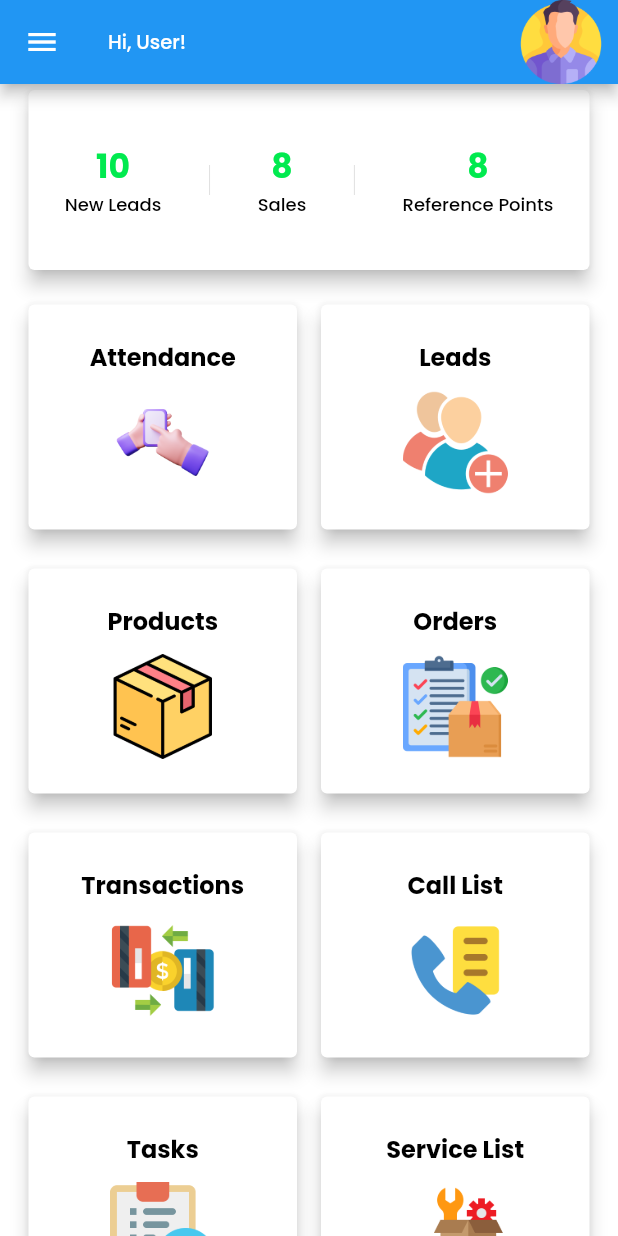
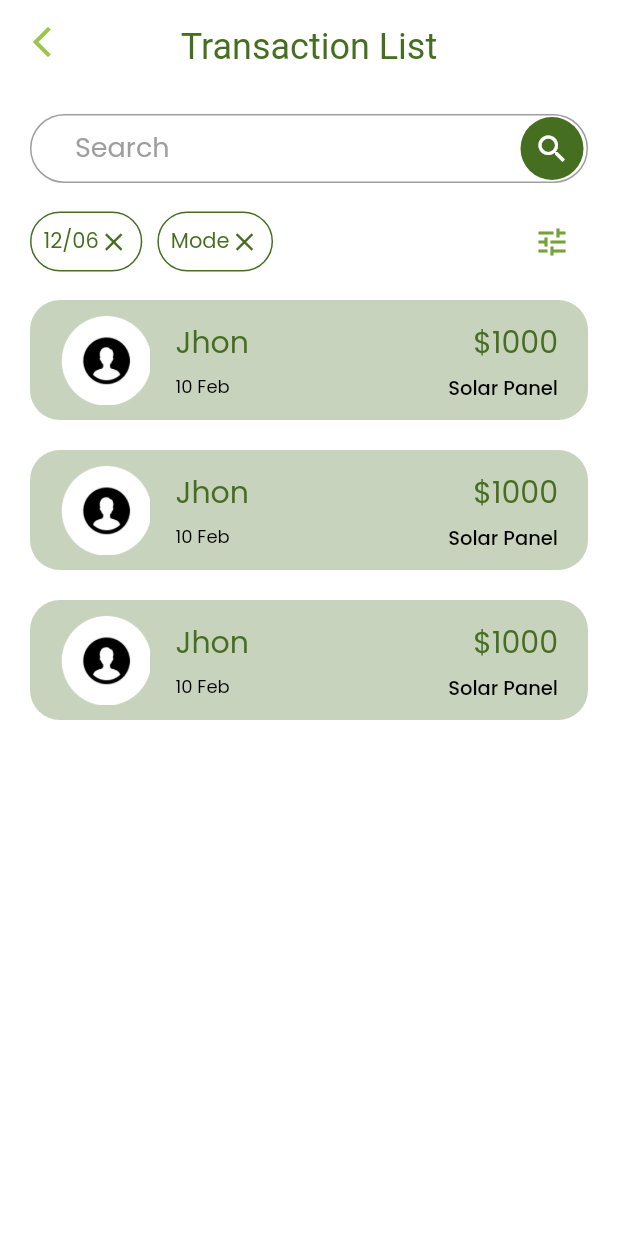
Before and after one commit to Acube-Innovation/Madathil-Mobile-App, a Flutter app: the screen it shows after launch, after a tap on "Transactions", on a phone screen of 412 x 824 dp. Run offline on Flutter 3.47's test engine with Material 3 defaults, Android fonts, the phone set to English and light mode, and no system bars; our stand-ins replace dio, flutter_screenutil, flutter_svg, hive, shimmer; accounts and stored records are empty.

Commit message:
payment screens

```diff
--- a/lib/view/screens/homepage/homepage.dart
+++ b/lib/view/screens/homepage/homepage.dart
@@ -4,6 +4,7 @@ import 'package:madathil/app_images.dart';
 import 'package:madathil/view/screens/attendance/attendance.dart';
 import 'package:madathil/view/screens/homepage/components/drawer_widget.dart';
 import 'package:madathil/view/screens/homepage/components/home_item_widget.dart';
+import 'package:madathil/view/screens/transactions/transaction_list.dart';
 
 class HomePage extends StatelessWidget {
   const HomePage({super.key});
@@ -164,7 +165,13 @@ class HomePage extends StatelessWidget {
                 HomeItemWidget(
                   image: AppImages.transactionsImage,
                   title: "Transactions",
-                  onTap: () {},
+                  onTap: () {
+                    Navigator.push(
+                        context,
+                        MaterialPageRoute(
+                          builder: (context) => const TransactionList(),
+                        ));
+                  },
                 ),
                 const SizedBox(width: 8),
                 HomeItemWidget(
--- /dev/null
+++ b/lib/view/screens/transactions/transaction_list.dart
@@ -0,0 +1,219 @@
+import 'package:flutter/material.dart';
+import 'package:madathil/utils/color/app_colors.dart';
+import 'package:madathil/view/screens/common_widgets/custom_appbarnew.dart';
+import 'package:madathil/view/screens/transactions/transaction_details.dart';
+import 'package:madathil/view/screens/transactions/widgets/transaction_filter.dart';
+import 'package:madathil/view/screens/transactions/widgets/transaction_item.dart';
+
+class TransactionList extends StatefulWidget {
+  const TransactionList({super.key});
+
+  @override
+  State<TransactionList> createState() => _TransactionListState();
+}
+
+class _TransactionListState extends State<TransactionList> {
+  @override
+  Widget build(BuildContext context) {
+    bool FilterOn = false;
+    return Scaffold(
+      appBar: CustomAppBar(
+        leading: GestureDetector(
+          onTap: () {
+            Navigator.pop(context);
+          },
+          child: const Icon(
+            Icons.arrow_back_ios_new,
+            color: AppColors.secondaryColor,
+          ),
+        ),
+        title: Text(
+          "Transaction List",
+          style: Theme.of(context).textTheme.headlineSmall!.copyWith(
+                height: 1.7,
+                color: AppColors.primeryColor,
+              ),
+        ),
+      ),
+      body: Padding(
+        padding: const EdgeInsets.all(20.0),
+        child: Column(
+          children: [
+            SizedBox(
+              height: 46,
+              child: TextField(
+                decoration: InputDecoration(
+                  contentPadding: const EdgeInsets.only(left: 30),
+                  suffixIcon: Container(
+                      margin: EdgeInsets.all(2),
+                      decoration: const BoxDecoration(
+                        shape: BoxShape.circle,
+                        color: AppColors.primeryColor,
+                      ),
+                      child: const Icon(
+                        Icons.search,
+                        color: Colors.white,
+                      )),
+                  enabled: true,
+                  disabledBorder: OutlineInputBorder(
+                    borderRadius: const BorderRadius.all(Radius.circular(5.0)),
+                    borderSide: BorderSide(color: AppColors.black!),
+                  ),
+                  border: const OutlineInputBorder(
+                    borderRadius: BorderRadius.all(Radius.circular(25.0)),
+                    borderSide: BorderSide(color: AppColors.grey, width: 1),
+                  ),
+                  enabledBorder: const OutlineInputBorder(
+                    borderRadius: BorderRadius.all(Radius.circular(25.0)),
+                    borderSide: BorderSide(color: AppColors.grey, width: 1),
+                  ),
+                  focusedBorder: const OutlineInputBorder(
+                    borderRadius: BorderRadius.all(Radius.circular(25.0)),
+                    borderSide:
+                        BorderSide(color: AppColors.primeryColor, width: 1),
+                  ),
+                  errorBorder: OutlineInputBorder(
+                    borderRadius: const BorderRadius.all(Radius.circular(25.0)),
+                    borderSide: BorderSide(color: AppColors.red!),
+                  ),
+                  hintText: "Search",
+                  counterText: "",
+                  hintStyle: const TextStyle(
+                    // fontFamily: "SF Pro Display",
+                    fontSize: 18,
+                    fontWeight: FontWeight.w400,
+                    height: 1.275,
+                    color: AppColors.grey,
+                  ),
+                ),
+              ),
+            ),
+            const SizedBox(
+              height: 15,
+            ),
+            // FilterOn == false
+            //     ? Row(
+            //         mainAxisAlignment: MainAxisAlignment.end,
+            //         children: [
+            //           IconButton(
+            //             onPressed: () {
+            //               setState(() {
+            //                 FilterOn = true;
+            //               });
+            //             },
+            //             icon: const Icon(
+            //               Icons.tune,
+            //               color: AppColors.territoryColor,
+            //             ),
+            //           )
+            //         ],
+            //       )
+            //     :
+            Row(
+              mainAxisAlignment: MainAxisAlignment.spaceBetween,
+              children: [
+                Row(
+                  children: [
+                    Container(
+                      padding: EdgeInsets.symmetric(horizontal: 8),
+                      height: 40,
+                      decoration: BoxDecoration(
+                          border: Border.all(color: AppColors.primeryColor),
+                          borderRadius: BorderRadius.all(Radius.circular(20))),
+                      child: Row(
+                        mainAxisAlignment: MainAxisAlignment.center,
+                        children: [
+                          Text(
+                            '12/06',
+                            style: Theme.of(context)
+                                .textTheme
+                                .bodyMedium!
+                                .copyWith(
+                                  color: AppColors.primeryColor,
+                                ),
+                          ),
+                          const Icon(
+                            Icons.close,
+                            size: 20,
+                            color: AppColors.primeryColor,
+                          )
+                        ],
+                      ),
+                    ),
+                    SizedBox(
+                      width: 10,
+                    ),
+                    Container(
+                      padding: EdgeInsets.symmetric(horizontal: 8),
+                      height: 40,
+                      decoration: BoxDecoration(
+                          border: Border.all(color: AppColors.primeryColor),
+                          borderRadius: BorderRadius.all(Radius.circular(20))),
+                      child: Row(
+                        mainAxisAlignment: MainAxisAlignment.center,
+                        children: [
+                          Text(
+                            'Mode',
+                            style: Theme.of(context)
+                                .textTheme
+                                .bodyMedium!
+                                .copyWith(
+                                  color: AppColors.primeryColor,
+                                ),
+                          ),
+                          Icon(
+                            Icons.close,
+                            size: 20,
+                            color: AppColors.primeryColor,
+                          )
+                        ],
+                      ),
+                    ),
+                  ],
+                ),
+                IconButton(
+                  onPressed: () {
+                    // setState(() {
+                    //   FilterOn = true;
+                    // });
+                    showModalBottomSheet(
+                        context: context,
+                        backgroundColor: AppColors.transparent,
+                        builder: (context) {
+                          return TransactionFilterBottomSheet();
+                        });
+                  },
+                  icon: const Icon(
+                    Icons.tune,
+                    color: AppColors.territoryColor,
+                  ),
+                )
+              ],
+            ),
+            SizedBox(
+              height: 15,
+            ),
+            Expanded(
+              child: ListView.separated(
+                  itemBuilder: (context, index) {
+                    return GestureDetector(
+                      onTap: () {
+                        Navigator.push(
+                        context,
+                        MaterialPageRoute(
+                          builder: (context) => const TransactionDetails(),
+                        ));
+                      },
+                      child: TransactionItem());
+                  },
+                  separatorBuilder: (context, index) {
+                    return const SizedBox();
+                  },
+                  itemCount: 3),
+            )
+          ],
+        ),
+      ),
+    );
+  }
+}
--- /dev/null
+++ b/lib/view/screens/transactions/widgets/transaction_item.dart
@@ -0,0 +1,91 @@
+import 'package:flutter/material.dart';
+import 'package:madathil/utils/color/app_colors.dart';
+import 'package:madathil/app_colors.dart' as appColor;
+import 'package:madathil/view/screens/common_widgets/custom_images.dart';
+
+class TransactionItem extends StatelessWidget {
+  const TransactionItem({super.key});
+
+  @override
+  Widget build(BuildContext context) {
+    return Padding(
+      padding: const EdgeInsets.only(bottom: 20),
+      child: Container(
+        height: 80,
+        width: MediaQuery.of(context).size.width,
+        decoration: BoxDecoration(
+            color: appColor.AppColors.primaryColor.withOpacity(0.3),
+            borderRadius: BorderRadius.all(Radius.circular(20))),
+        child: Padding(
+          padding: const EdgeInsets.symmetric(horizontal: 20, vertical: 10),
+          child: Row(
+            mainAxisAlignment: MainAxisAlignment.spaceBetween,
+            children: [
+              Row(
+                children: [
+                  CustomPngImage(
+                    imageName: 'assets/images/person_icon.png',
+                    height: 60,
+                    width: 60,
+                  ),
+                  SizedBox(width: 17,),
+                  Column(
+                    mainAxisAlignment: MainAxisAlignment.start,
+                    crossAxisAlignment: CrossAxisAlignment.start,
+                    children: [
+                      Text('Jhon',
+                          style: Theme.of(context)
+                              .textTheme
+                              .bodyLarge!
+                              .copyWith(
+                                fontSize: 20,
+                                fontWeight: FontWeight.w400,
+                                height: 1.7,
+                                color: AppColors.primeryColor,
+                              )),
+                              SizedBox(height: 5,),
+                              Text('10 Feb',
+                          style: Theme.of(context)
+                              .textTheme
+                              .bodySmall!
+                              .copyWith(
+                                fontWeight: FontWeight.w400,
+                                color: AppColors.black,
+                              ))
+                    ],
+                  )
+                ],
+              ),
+              Column(
+                crossAxisAlignment: CrossAxisAlignment.end,
+                    mainAxisAlignment: MainAxisAlignment.start,
+                    children: [
+                      Text('\$1000',
+                          style: Theme.of(context)
+                              .textTheme
+                              .bodyLarge!
+                              .copyWith(
+                                fontSize: 20,
+                                fontWeight: FontWeight.w400,
+                                height: 1.7,
+                                color: AppColors.primeryColor,
+                              )),
+                              SizedBox(height: 5,),
+                              Text('Solar Panel',
+                          style: Theme.of(context)
+                              .textTheme
+                              .bodySmall!
+                              .copyWith(
+                                fontSize: 13,
+                                fontWeight: FontWeight.w500,
+                                color: AppColors.black,
+                              ))
+                    ],
+                  )
+            ],
+          ),
+        ),
+      ),
+    );
+  }
+}
```
Also changed, not shown: lib/view/screens/transactions/transaction_details.dart (added, +223 -0 lines), lib/view/screens/transactions/widgets/transaction_filter.dart (added, +91 -0 lines), assets/images/person_icon.png (added).
